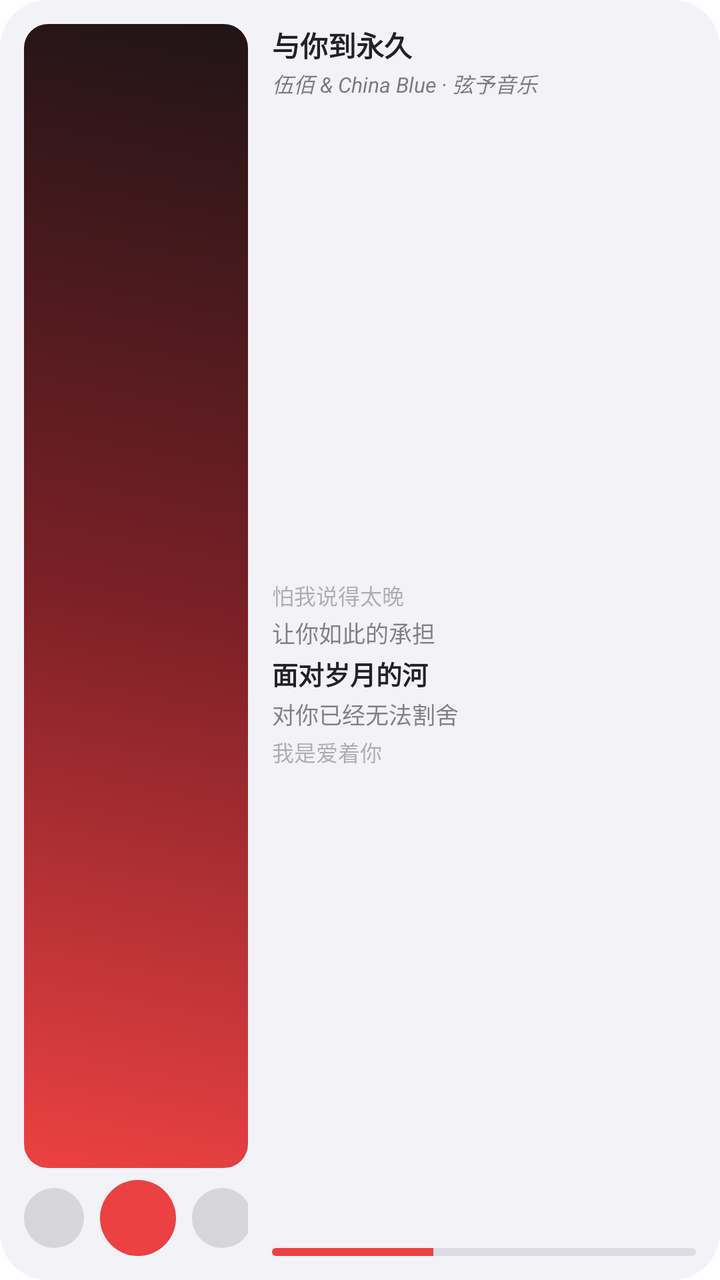
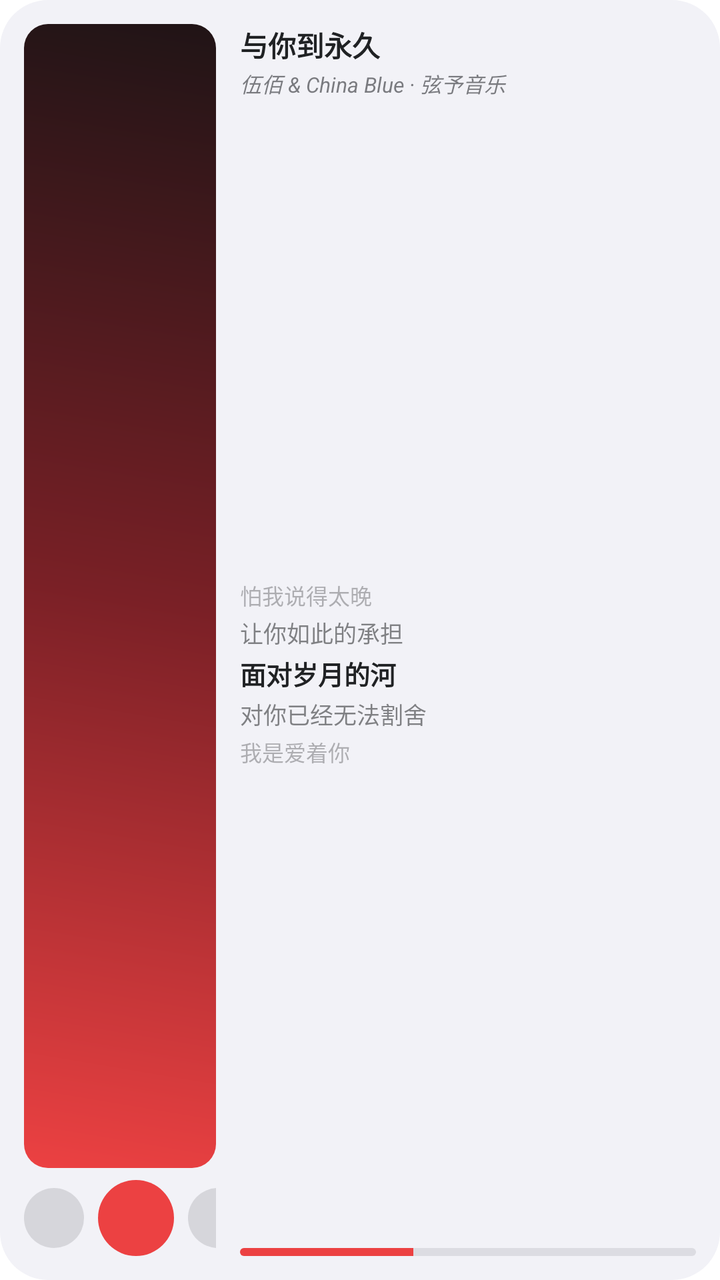

Two renders of the same Android screen: before a commit and after it. Below are the layout's source before the change and the commit's diff.
<!-- AndroidManifest.xml: fallback theme Theme.MaterialComponents.DayNight.NoActionBar -->
<!-- res/layout/player_widget_lyric_preview.xml -->
<?xml version="1.0" encoding="utf-8"?>
<LinearLayout xmlns:android="http://schemas.android.com/apk/res/android"
    android:id="@+id/previewRoot"
    android:layout_width="match_parent"
    android:layout_height="match_parent"
    android:orientation="horizontal"
    android:background="@drawable/widget_bg"
    android:padding="12dp">

    
    <LinearLayout
        android:layout_width="112dp"
        android:layout_height="match_parent"
        android:orientation="vertical"
        android:gravity="center_horizontal">

        <ImageView
            android:layout_width="match_parent"
            android:layout_height="0dp"
            android:layout_weight="1"
            android:scaleType="fitCenter"
            android:src="@drawable/widget_preview_cover" />

        <LinearLayout
            android:layout_width="wrap_content"
            android:layout_height="wrap_content"
            android:layout_marginTop="6dp"
            android:orientation="horizontal"
            android:gravity="center_vertical">

            <TextView
                android:layout_width="30dp"
                android:layout_height="30dp"
                android:background="@drawable/widget_preview_dot" />

            <TextView
                android:layout_width="38dp"
                android:layout_height="38dp"
                android:layout_marginStart="8dp"
                android:layout_marginEnd="8dp"
                android:background="@drawable/widget_play_btn" />

            <TextView
                android:layout_width="30dp"
                android:layout_height="30dp"
                android:background="@drawable/widget_preview_dot" />
        </LinearLayout>
    </LinearLayout>

    
    <LinearLayout
        android:layout_width="0dp"
        android:layout_height="match_parent"
        android:layout_weight="1"
        android:layout_marginStart="12dp"
        android:orientation="vertical">

        <TextView
            android:layout_width="match_parent"
            android:layout_height="wrap_content"
            android:text="与你到永久"
            android:textColor="@color/widget_text_primary"
            android:textSize="14sp"
            android:textStyle="bold"
            android:singleLine="true"
            android:ellipsize="end" />

        <TextView
            android:layout_width="match_parent"
            android:layout_height="wrap_content"
            android:layout_marginTop="1dp"
            android:text="伍佰 &amp; China Blue · 弦予音乐"
            android:textColor="@color/widget_text_secondary"
            android:textSize="10.5sp"
            android:textStyle="italic"
            android:singleLine="true"
            android:ellipsize="end" />

        <LinearLayout
            android:layout_width="match_parent"
            android:layout_height="0dp"
            android:layout_weight="1"
            android:layout_marginTop="4dp"
            android:orientation="vertical"
            android:gravity="center_vertical">

            <TextView
                android:layout_width="match_parent"
                android:layout_height="wrap_content"
                android:minHeight="14dp"
                android:text="怕我说得太晚"
                android:textColor="@color/widget_lyric_far"
                android:textSize="11sp"
                android:singleLine="true"
                android:ellipsize="end" />

            <TextView
                android:layout_width="match_parent"
                android:layout_height="wrap_content"
                android:layout_marginTop="2dp"
                android:minHeight="15dp"
                android:text="让你如此的承担"
                android:textColor="@color/widget_lyric_near"
                android:textSize="11.5sp"
                android:singleLine="true"
                android:ellipsize="end" />

            <TextView
                android:layout_width="match_parent"
                android:layout_height="wrap_content"
                android:layout_marginTop="2dp"
                android:minHeight="17dp"
                android:text="面对岁月的河"
                android:textColor="@color/widget_text_primary"
                android:textSize="13sp"
                android:textStyle="bold"
                android:singleLine="true"
                android:ellipsize="end" />

            <TextView
                android:layout_width="match_parent"
                android:layout_height="wrap_content"
                android:layout_marginTop="2dp"
                android:minHeight="15dp"
                android:text="对你已经无法割舍"
                android:textColor="@color/widget_lyric_near"
                android:textSize="11.5sp"
                android:singleLine="true"
                android:ellipsize="end" />

            <TextView
                android:layout_width="match_parent"
                android:layout_height="wrap_content"
                android:layout_marginTop="2dp"
                android:minHeight="14dp"
                android:text="我是爱着你"
                android:textColor="@color/widget_lyric_far"
                android:textSize="11sp"
                android:singleLine="true"
                android:ellipsize="end" />
        </LinearLayout>

        <ProgressBar
            style="?android:attr/progressBarStyleHorizontal"
            android:layout_width="match_parent"
            android:layout_height="wrap_content"
            android:layout_marginTop="4dp"
            android:max="100"
            android:progress="38"
            android:progressDrawable="@drawable/widget_progress_drawable"
            android:maxHeight="4dp"
            android:minHeight="4dp" />
    </LinearLayout>
</LinearLayout>
<!-- resources referenced by this layout -->
<resources>
  <color name="widget_lyric_far">#54202224</color>
  <color name="widget_lyric_near">#8C202224</color>
  <color name="widget_text_primary">#FF202224</color>
  <color name="widget_text_secondary">#92202224</color>
  <!-- drawable widget_bg (drawable) -->
  <?xml version="1.0" encoding="utf-8"?>
  <shape xmlns:android="http://schemas.android.com/apk/res/android"
      android:shape="rectangle">
      <solid android:color="@color/widget_card_start" />
      <corners android:radius="24dp" />
  </shape>
  <!-- drawable widget_play_btn (drawable) -->
  <?xml version="1.0" encoding="utf-8"?>
  <shape xmlns:android="http://schemas.android.com/apk/res/android"
      android:shape="oval">
      <solid android:color="#EC4142" />
  </shape>
  <!-- drawable widget_preview_cover (drawable) -->
  <?xml version="1.0" encoding="utf-8"?>
  <shape xmlns:android="http://schemas.android.com/apk/res/android"
      android:shape="rectangle">
      <gradient
          android:startColor="#EC4142"
          android:centerColor="#7A2026"
          android:endColor="#201416"
          android:angle="45" />
      <corners android:radius="12dp" />
  </shape>
  <!-- drawable widget_preview_dot (drawable) -->
  <shape xmlns:android="http://schemas.android.com/apk/res/android"
      android:shape="oval">
      <solid android:color="@color/widget_icon_subtle" />
  </shape>
  <!-- drawable widget_progress_drawable (drawable) -->
  <?xml version="1.0" encoding="utf-8"?>
  <layer-list xmlns:android="http://schemas.android.com/apk/res/android">
      <item android:id="@android:id/background">
          <shape android:shape="rectangle">
              <solid android:color="@color/widget_track" />
              <corners android:radius="3dp" />
          </shape>
      </item>
      <item android:id="@android:id/progress">
          <clip>
              <shape android:shape="rectangle">
                  <solid android:color="@color/widget_fill" />
                  <corners android:radius="3dp" />
              </shape>
          </clip>
      </item>
  </layer-list>
  <color name="widget_card_start">#F2F2F7</color>
  <color name="widget_icon_subtle">#26373B41</color>
  <color name="widget_track">#1A20242B</color>
  <color name="widget_fill">#EC4142</color>
</resources>

<!-- the commit's change to res/layout/player_widget_lyric_preview.xml (unified diff, before → after) -->
@@ -9,7 +9,7 @@
 
     
     <LinearLayout
-        android:layout_width="112dp"
+        android:layout_width="96dp"
         android:layout_height="match_parent"
         android:orientation="vertical"
         android:gravity="center_horizontal">
@@ -36,8 +36,8 @@
             <TextView
                 android:layout_width="38dp"
                 android:layout_height="38dp"
-                android:layout_marginStart="8dp"
-                android:layout_marginEnd="8dp"
+                android:layout_marginStart="7dp"
+                android:layout_marginEnd="7dp"
                 android:background="@drawable/widget_play_btn" />
 
             <TextView
@@ -80,7 +80,7 @@
             android:layout_width="match_parent"
             android:layout_height="0dp"
             android:layout_weight="1"
-            android:layout_marginTop="4dp"
+            android:layout_marginTop="3dp"
             android:orientation="vertical"
             android:gravity="center_vertical">
 
@@ -144,7 +144,7 @@
             style="?android:attr/progressBarStyleHorizontal"
             android:layout_width="match_parent"
             android:layout_height="wrap_content"
-            android:layout_marginTop="4dp"
+            android:layout_marginTop="3dp"
             android:max="100"
             android:progress="38"
             android:progressDrawable="@drawable/widget_progress_drawable"
